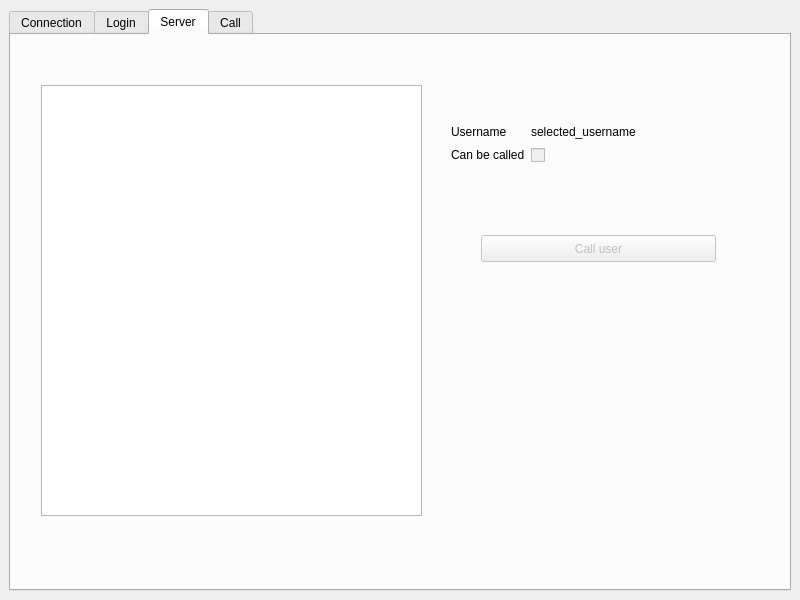
Old version of the form Client/src/ui/babelHomePage.ui in the repository Octopus773/Babel.
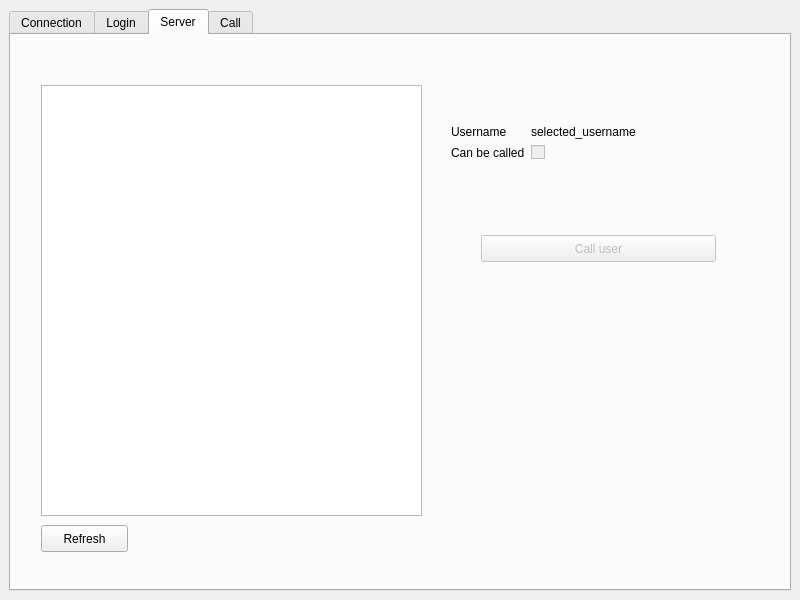
New version of the form. The open tabs and pages were chosen to show the change.

Commit message: cleaning widget list but some segfaults are present

The edit to the form file:
```diff
--- a/Client/src/ui/babelHomePage.ui
+++ b/Client/src/ui/babelHomePage.ui
@@ -182,7 +182,7 @@
             <bool>false</bool>
            </property>
            <property name="text">
-            <string>   </string>
+            <string/>
            </property>
            <property name="checkable">
             <bool>true</bool>
@@ -223,6 +223,19 @@
          <string>Call user</string>
         </property>
        </widget>
+       <widget class="QPushButton" name="button_refresh_connected_user_list">
+        <property name="geometry">
+         <rect>
+          <x>30</x>
+          <y>490</y>
+          <width>87</width>
+          <height>27</height>
+         </rect>
+        </property>
+        <property name="text">
+         <string>Refresh</string>
+        </property>
+       </widget>
       </widget>
       <widget class="QWidget" name="page_call">
        <attribute name="title">
```
The commit also changes 3 other files.
